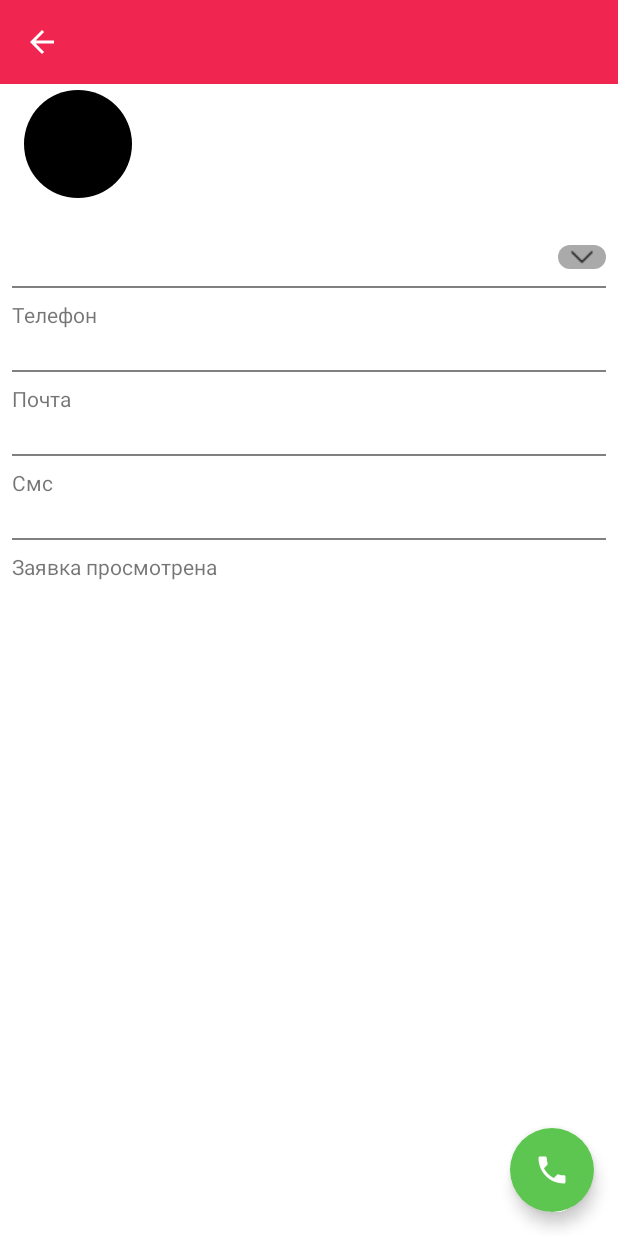
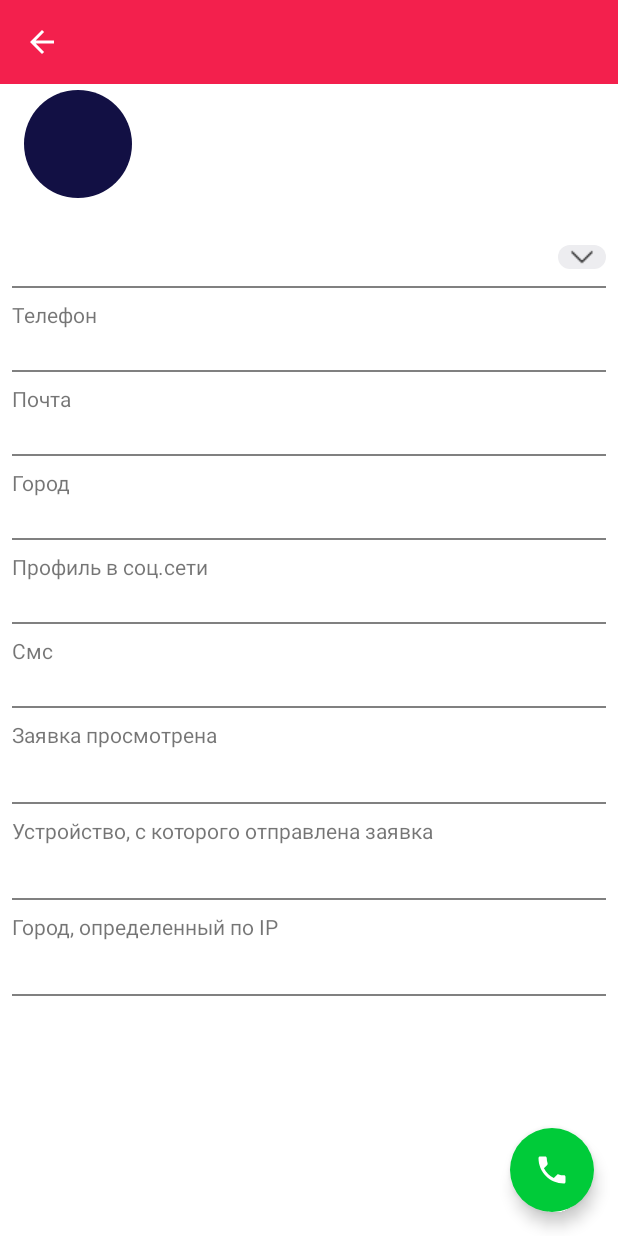
Before and after one commit to VdovinN/Venyoo, an Android app: the LeadDetailActivity screen opened directly, with no data from a screen before it, on a phone screen of 412 x 824 dp. Run offline under Robolectric (Android 15) with nearby library versions, the phone set to English and light mode, and no system bars; our stand-ins replace CircleImageView, Dagger/Hilt's generated code, Picasso, RxJava; libraries missing offline, so code that uses them is left out: com.amulyakhare.textdrawable, com.jakewharton.rxbinding2, com.r0adkll.slidr; pictures from the network do not load; 2 statements that could not run were skipped.

Commit message:
base commit;

```diff
--- a/app/src/main/java/com/app/venyoo/screens/lead/detail/LeadDetailActivity.kt
+++ b/app/src/main/java/com/app/venyoo/screens/lead/detail/LeadDetailActivity.kt
@@ -4,6 +4,7 @@ import android.content.Intent
 import android.net.Uri
 import android.os.Bundle
 import android.support.v4.content.ContextCompat
+import android.text.method.LinkMovementMethod
 import android.view.MenuItem
 import android.view.View
 import com.amulyakhare.textdrawable.TextDrawable
@@ -93,6 +94,39 @@ class LeadDetailActivity : BaseActivity(), LeadDetailView {
         leadUserQuestionTextView.text = lead.question
         leadUserDateTextView.text = lead.createdAt.let { DateHelper.formatExactDate(it) }
 
+        if (lead.geotag != null) {
+            lead.geotag?.let {
+                leadUserCityByIpTextView.text = it.city
+            }
+        } else {
+            leadUserCityByIpLineView.visibility = View.GONE
+            leadUserCityByIpTextView.visibility = View.GONE
+            leadUserCityByIpTitleTextView.visibility = View.GONE
+        }
+
+
+        leadUserDeviceTextView.text = if (lead.isMobile == 0) getString(R.string.from_computer) else getString(R.string.from_mobile)
+
+        if (lead.region.isEmpty()) {
+            leadUserTownTextView.visibility = View.GONE
+            leadUserTownTitleTextView.visibility = View.GONE
+            leadUserTownLineView.visibility = View.GONE
+        } else {
+            leadUserTownTextView.text = lead.region
+        }
+
+        if (lead.socialData != null) {
+            lead.socialData?.let {
+                Picasso.get().load(it.photo).into(leadUserImageView)
+                leadUserSocialProfileTextView.text = it.profile
+            }
+
+        } else {
+            leadUserSocialProfileTitleTextView.visibility = View.GONE
+            leadUserSocialProfileTextView.visibility = View.GONE
+            leadUserSocialProfileLineView.visibility = View.GONE
+        }
+
         if (lead.phone.isEmpty()) {
             leadUserPhoneFieldTextView.visibility = View.GONE
             leadUserPhoneFieldTitleTextView.visibility = View.GONE
--- a/app/src/main/res/drawable/spinner_round_border.xml
+++ b/app/src/main/res/drawable/spinner_round_border.xml
@@ -2,7 +2,7 @@
 <selector xmlns:android="http://schemas.android.com/apk/res/android">
     <item>
         <shape>
-            <solid android:color="@android:color/darker_gray" />
+            <solid android:color="#EDEDF0" />
             <corners android:radius="30dp" />
         </shape>
     </item>
--- a/app/src/main/res/layout/chat_fragment.xml
+++ b/app/src/main/res/layout/chat_fragment.xml
@@ -2,6 +2,6 @@
 <RelativeLayout xmlns:android="http://schemas.android.com/apk/res/android"
     android:layout_width="match_parent"
     android:layout_height="match_parent"
-    android:background="@color/black">
+    android:background="@color/darkBlueColor">
 
 </RelativeLayout>
--- a/app/src/main/res/layout/header_layout.xml
+++ b/app/src/main/res/layout/header_layout.xml
@@ -14,7 +14,7 @@
         android:layout_marginLeft="16dp"
         android:layout_marginStart="16dp"
         android:layout_marginTop="16dp"
-        android:src="@color/black"
+        android:src="@color/darkBlueColor"
         app:civ_border_color="#FF000000"
         app:civ_border_width="2dp" />
 
--- a/app/src/main/res/layout/lead_detail_layout.xml
+++ b/app/src/main/res/layout/lead_detail_layout.xml
@@ -1,9 +1,9 @@
 <?xml version="1.0" encoding="utf-8"?>
 <RelativeLayout xmlns:android="http://schemas.android.com/apk/res/android"
     xmlns:app="http://schemas.android.com/apk/res-auto"
-    android:background="@color/white"
     android:layout_width="match_parent"
-    android:layout_height="match_parent">
+    android:layout_height="match_parent"
+    android:background="@color/white">
 
     <android.support.v7.widget.Toolbar
         android:id="@+id/toolbar"
@@ -37,7 +37,7 @@
                     android:layout_height="80dp"
                     android:layout_centerVertical="true"
                     android:layout_margin="4dp"
-                    android:src="@color/black" />
+                    android:src="@color/darkBlueColor" />
 
                 <LinearLayout
                     android:layout_width="match_parent"
@@ -51,7 +51,7 @@
                         android:id="@+id/leadUserTitleTextView"
                         android:layout_width="wrap_content"
                         android:layout_height="wrap_content"
-                        android:textColor="@color/black" />
+                        android:textColor="@color/darkBlueColor" />
 
                     <TextView
                         android:id="@+id/leadUserCityTextView"
@@ -155,6 +155,48 @@
                 android:background="@color/generalGray" />
 
             <TextView
+                android:id="@+id/leadUserTownTitleTextView"
+                android:layout_width="wrap_content"
+                android:layout_height="wrap_content"
+                android:layout_marginTop="8dp"
+                android:text="@string/city" />
+
+            <TextView
+                android:id="@+id/leadUserTownTextView"
+                android:layout_width="wrap_content"
+                android:layout_height="wrap_content"
+                android:layout_marginBottom="8dp"
+                android:textColor="@color/opacityBlack" />
+
+            <View
+                android:id="@+id/leadUserTownLineView"
+                android:layout_width="match_parent"
+                android:layout_height="1dp"
+                android:background="@color/generalGray" />
+
+            <TextView
+                android:id="@+id/leadUserSocialProfileTitleTextView"
+                android:layout_width="wrap_content"
+                android:layout_height="wrap_content"
+                android:layout_marginTop="8dp"
+                android:text="@string/social_profile" />
+
+            <TextView
+                android:autoLink="web"
+                android:id="@+id/leadUserSocialProfileTextView"
+                android:layout_width="wrap_content"
+                android:layout_height="wrap_content"
+                android:layout_marginBottom="8dp"
+                android:textColor="@color/linkBlue" />
+
+            <View
+                android:id="@+id/leadUserSocialProfileLineView"
+                android:layout_width="match_parent"
+                android:layout_height="1dp"
+                android:background="@color/generalGray" />
+
+            <TextView
+                android:id="@+id/leadUserSmsTitleTextView"
                 android:layout_width="wrap_content"
                 android:layout_height="wrap_content"
                 android:layout_marginTop="8dp"
@@ -168,13 +210,16 @@
                 android:textColor="@color/opacityBlack" />
 
             <View
+                android:id="@+id/leadUserSmsLineView"
                 android:layout_width="match_parent"
                 android:layout_height="1dp"
                 android:background="@color/generalGray" />
 
             <TextView
+                android:id="@+id/leadUserSeenTitleTextView"
                 android:layout_width="wrap_content"
                 android:layout_height="wrap_content"
+                android:layout_marginBottom="8dp"
                 android:layout_marginTop="8dp"
                 android:text="@string/lead_seen" />
 
@@ -182,10 +227,58 @@
                 android:id="@+id/leadUserSeenTextView"
                 android:layout_width="wrap_content"
                 android:layout_height="wrap_content"
+                android:layout_marginBottom="8dp"
                 android:textColor="@color/opacityBlack" />
 
+            <View
+                android:id="@+id/leadUserSeenLineView"
+                android:layout_width="match_parent"
+                android:layout_height="1dp"
+                android:background="@color/generalGray" />
+
+            <TextView
+                android:id="@+id/leadUserDeviceTitleTextView"
+                android:layout_width="wrap_content"
+                android:layout_height="wrap_content"
+                android:layout_marginBottom="8dp"
+                android:layout_marginTop="8dp"
+                android:text="@string/send_device" />
+
+            <TextView
+                android:id="@+id/leadUserDeviceTextView"
+                android:layout_width="wrap_content"
+                android:layout_height="wrap_content"
+                android:layout_marginBottom="8dp"
+                android:textColor="@color/opacityBlack" />
+
+            <View
+                android:id="@+id/leadUserDeviceLineView"
+                android:layout_width="match_parent"
+                android:layout_height="1dp"
+                android:background="@color/generalGray" />
+
+            <TextView
+                android:id="@+id/leadUserCityByIpTitleTextView"
+                android:layout_width="wrap_content"
+                android:layout_height="wrap_content"
+                android:layout_marginBottom="8dp"
+                android:layout_marginTop="8dp"
+                android:text="@string/city_by_ip" />
+
+            <TextView
+                android:id="@+id/leadUserCityByIpTextView"
+                android:layout_width="wrap_content"
+                android:layout_height="wrap_content"
+                android:layout_marginBottom="8dp"
+                android:textColor="@color/opacityBlack" />
+
+            <View
+                android:id="@+id/leadUserCityByIpLineView"
+                android:layout_width="match_parent"
+                android:layout_height="1dp"
+                android:background="@color/generalGray" />
+
         </LinearLayout>
-
 
     </ScrollView>
 
@@ -197,8 +290,8 @@
         android:layout_alignParentEnd="true"
         android:layout_alignParentRight="true"
         android:layout_margin="16dp"
+        app:backgroundTint="@color/greenCall"
         app:borderWidth="0dp"
-        app:backgroundTint="@color/greenCall"
         app:elevation="6dp"
         app:fabSize="normal"
         app:srcCompat="@drawable/ic_call_white" />
--- a/app/src/main/res/layout/lead_item_layout.xml
+++ b/app/src/main/res/layout/lead_item_layout.xml
@@ -10,7 +10,7 @@
         android:layout_height="70dp"
         android:layout_centerVertical="true"
         android:layout_margin="4dp"
-        android:src="@color/black" />
+        android:src="@color/darkBlueColor" />
 
     <RelativeLayout
         android:layout_width="match_parent"
@@ -41,7 +41,7 @@
             android:layout_toStartOf="@id/leadTimeTextView"
             android:ellipsize="end"
             android:maxLines="1"
-            android:textColor="@color/black"
+            android:textColor="@color/darkBlueColor"
             tools:text="Александр Михайлович" />
 
         <TextView
--- a/app/src/main/res/values/colors.xml
+++ b/app/src/main/res/values/colors.xml
@@ -5,12 +5,12 @@
     <color name="colorAccent">#FF4081</color>
 
     <color name="generalGray">#808080</color>
-    <color name="black">#000000</color>
+    <color name="darkBlueColor">#121044</color>
     <color name="opacityBlack">#B3000000</color>
     <color name="white">#FFFFFF</color>
-    <color name="generalRed">#F02651</color>
-    <color name="linkBlue">#0000EE</color>
-    <color name="greenCall">#5CC650</color>
+    <color name="generalRed">#F3204D</color>
+    <color name="linkBlue">#3087FF</color>
+    <color name="greenCall">#00CB39</color>
     <color name="grayStatusBarColor">#BFBFBF</color>
-    <color name="redStatusBarColor">#CC2045</color>
+    <color name="redStatusBarColor">#CF1B42</color>
 </resources>
--- a/app/src/main/res/values/strings.xml
+++ b/app/src/main/res/values/strings.xml
@@ -15,7 +15,7 @@
     <string name="connected">Подключены</string>
     <string name="from_email">Из почты</string>
     <string name="from_crm">Из CRM</string>
-    <string name="not_seen">Не просмотрен</string>
+    <string name="not_seen">Не просмотрена</string>
     <string name="yes">Да</string>
     <string name="no">Нет</string>
     <string name="do_you_want_to_exit">Вы действительно хотите выйти из программы?</string>
@@ -27,4 +27,10 @@
     <string name="remember_password_question">Забыли пароль?</string>
     <string name="enter">Войти</string>
     <string name="network_problems">Ошибка! Проверьте интернет-соединение</string>
+    <string name="city">Город</string>
+    <string name="social_profile">Профиль в соц.сети</string>
+    <string name="city_by_ip">Город, определенный по IP</string>
+    <string name="send_device">Устройство, с которого отправлена заявка</string>
+    <string name="from_computer">С компьютера</string>
+    <string name="from_mobile">С мобильного телефона</string>
 </resources>
```
